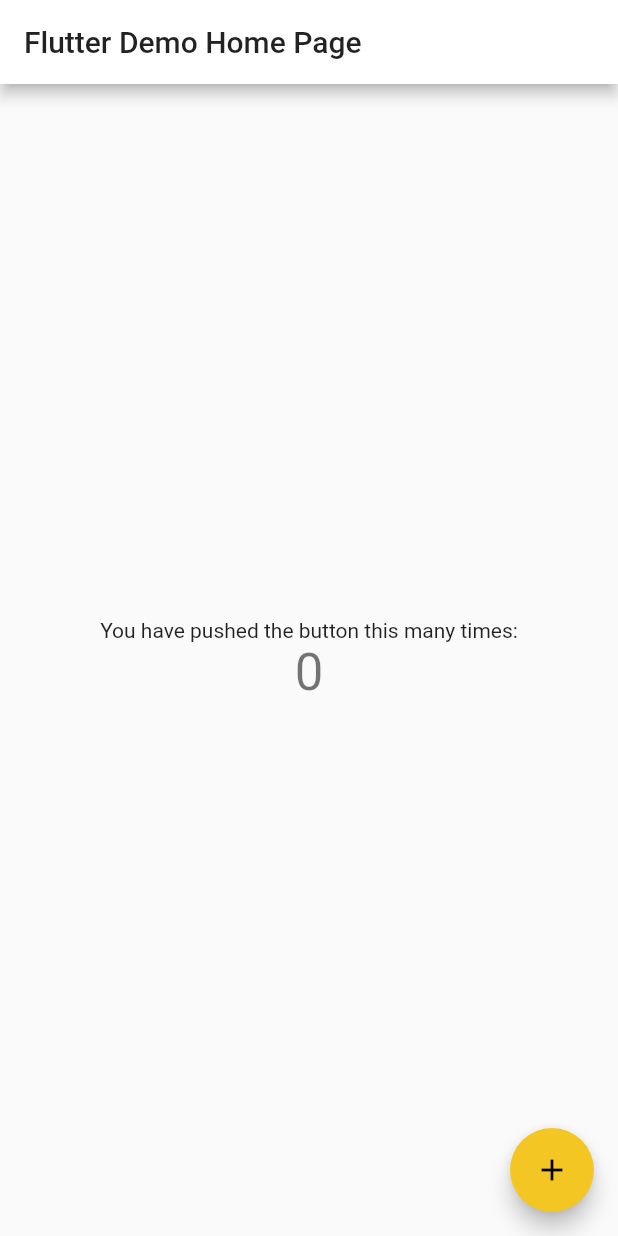
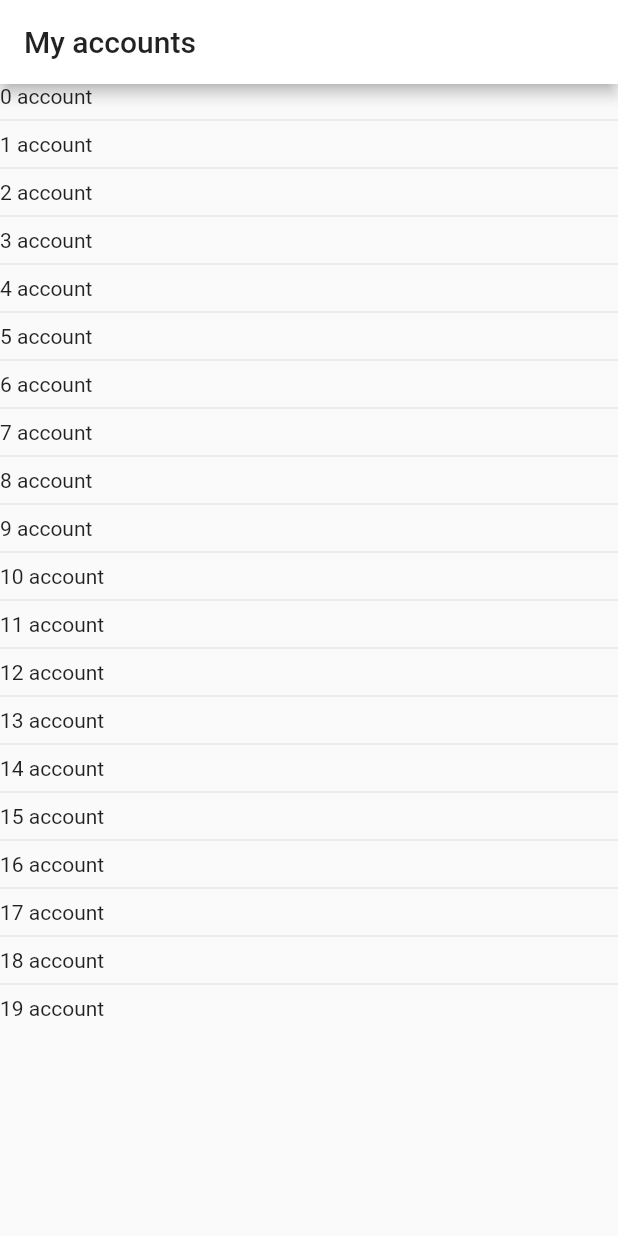
Before and after one commit to diegoalvis/Key-Keeper, a Flutter app: the screen it shows after launch, on a phone screen of 412 x 824 dp. Run offline on Flutter 3.47's test engine with Material 2 defaults, Android fonts, the light colour scheme and no system bars.

Commit message:
Create account list page

```diff
--- /dev/null
+++ b/lib/account_list_page.dart
@@ -0,0 +1,24 @@
+import 'package:flutter/material.dart';
+
+class AccountListPage extends StatefulWidget {
+  @override
+  _AccountListPageState createState() => _AccountListPageState();
+}
+
+class _AccountListPageState extends State<AccountListPage> {
+  List accounts = List.generate(20, (index) => '$index account');
+
+  @override
+  Widget build(BuildContext context) {
+    return Scaffold(
+      appBar: AppBar(title: Text("My accounts")),
+      body: Container(
+        child: ListView.separated(
+          itemBuilder: (BuildContext context, int index) => Text(accounts[index]),
+          separatorBuilder: (BuildContext context, int index) => Divider(),
+          itemCount: accounts.length,
+        ),
+      ),
+    );
+  }
+}
--- a/lib/main.dart
+++ b/lib/main.dart
@@ -1,4 +1,5 @@
 import 'package:flutter/material.dart';
+import 'package:keykeeper/account_list_page.dart';
 
 void main() {
   runApp(MyApp());
@@ -15,92 +16,7 @@ class MyApp extends StatelessWidget {
         primaryColor: Colors.white,
         accentColor: Color(0xfff3c623),
       ),
-      home: MyHomePage(title: 'Flutter Demo Home Page'),
+      home: AccountListPage(),
     );
   }
 }
-
-class MyHomePage extends StatefulWidget {
-  MyHomePage({Key key, this.title}) : super(key: key);
-
-  // This widget is the home page of your application. It is stateful, meaning
-  // that it has a State object (defined below) that contains fields that affect
-  // how it looks.
-
-  // This class is the configuration for the state. It holds the values (in this
-  // case the title) provided by the parent (in this case the App widget) and
-  // used by the build method of the State. Fields in a Widget subclass are
-  // always marked "final".
-
-  final String title;
-
-  @override
-  _MyHomePageState createState() => _MyHomePageState();
-}
-
-class _MyHomePageState extends State<MyHomePage> {
-  int _counter = 0;
-
-  void _incrementCounter() {
-    setState(() {
-      // This call to setState tells the Flutter framework that something has
-      // changed in this State, which causes it to rerun the build method below
-      // so that the display can reflect the updated values. If we changed
-      // _counter without calling setState(), then the build method would not be
-      // called again, and so nothing would appear to happen.
-      _counter++;
-    });
-  }
-
-  @override
-  Widget build(BuildContext context) {
-    // This method is rerun every time setState is called, for instance as done
-    // by the _incrementCounter method above.
-    //
-    // The Flutter framework has been optimized to make rerunning build methods
-    // fast, so that you can just rebuild anything that needs updating rather
-    // than having to individually change instances of widgets.
-    return Scaffold(
-      appBar: AppBar(
-        // Here we take the value from the MyHomePage object that was created by
-        // the App.build method, and use it to set our appbar title.
-        title: Text(widget.title),
-      ),
-      body: Center(
-        // Center is a layout widget. It takes a single child and positions it
-        // in the middle of the parent.
-        child: Column(
-          // Column is also a layout widget. It takes a list of children and
-          // arranges them vertically. By default, it sizes itself to fit its
-          // children horizontally, and tries to be as tall as its parent.
-          //
-          // Invoke "debug painting" (press "p" in the console, choose the
-          // "Toggle Debug Paint" action from the Flutter Inspector in Android
-          // Studio, or the "Toggle Debug Paint" command in Visual Studio Code)
-          // to see the wireframe for each widget.
-          //
-          // Column has various properties to control how it sizes itself and
-          // how it positions its children. Here we use mainAxisAlignment to
-          // center the children vertically; the main axis here is the vertical
-          // axis because Columns are vertical (the cross axis would be
-          // horizontal).
-          mainAxisAlignment: MainAxisAlignment.center,
-          children: <Widget>[
-            Text(
-              'You have pushed the button this many times:',
-            ),
-            Text(
-              '$_counter',
-              style: Theme.of(context).textTheme.headline4,
-            ),
-          ],
-        ),
-      ),
-      floatingActionButton: FloatingActionButton(
-        onPressed: _incrementCounter,
-        tooltip: 'Increment',
-        child: Icon(Icons.add),
-      ), // This trailing comma makes auto-formatting nicer for build methods.
-    );
-  }
-}
```
